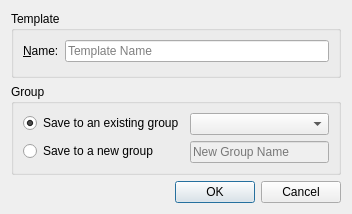
Qt form src/tiled/newtemplatedialog.ui (mapeditor/tiled) before a commit.
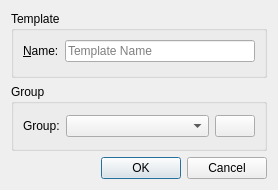
The same form after that commit. Icons and pictures are not drawn.

Commit message: Allow creating a new group while saving a template

Patch:
```diff
--- a/src/tiled/newtemplatedialog.ui
+++ b/src/tiled/newtemplatedialog.ui
@@ -6,8 +6,8 @@
    <rect>
     <x>0</x>
     <y>0</y>
-    <width>352</width>
-    <height>214</height>
+    <width>278</width>
+    <height>190</height>
    </rect>
   </property>
   <property name="windowTitle">
@@ -48,53 +48,44 @@
      <property name="title">
       <string>Group</string>
      </property>
-     <layout class="QFormLayout" name="formLayout">
-      <item row="0" column="0">
-       <widget class="QRadioButton" name="ExistingGroupRadioButton">
+     <layout class="QHBoxLayout" name="horizontalLayout">
+      <item>
+       <widget class="QLabel" name="groupLable">
         <property name="text">
-         <string>Save to an existing group</string>
-        </property>
-        <property name="checked">
-         <bool>true</bool>
+         <string>Group:</string>
         </property>
        </widget>
       </item>
-      <item row="0" column="1">
+      <item>
        <widget class="QComboBox" name="groupsComboBox">
+        <property name="sizePolicy">
+         <sizepolicy hsizetype="Expanding" vsizetype="Fixed">
+          <horstretch>0</horstretch>
+          <verstretch>0</verstretch>
+         </sizepolicy>
+        </property>
         <property name="modelColumn">
          <number>0</number>
         </property>
        </widget>
       </item>
-      <item row="1" column="0">
-       <widget class="QRadioButton" name="newGroupRadioButton">
-        <property name="enabled">
-         <bool>true</bool>
+      <item>
+       <widget class="QPushButton" name="createGroupButton">
+        <property name="sizePolicy">
+         <sizepolicy hsizetype="Fixed" vsizetype="Fixed">
+          <horstretch>0</horstretch>
+          <verstretch>0</verstretch>
+         </sizepolicy>
+        </property>
+        <property name="toolTip">
+         <string>Create new group</string>
         </property>
         <property name="text">
-         <string>Save to a new group</string>
+         <string/>
         </property>
-        <property name="checkable">
-         <bool>true</bool>
-        </property>
-        <property name="checked">
-         <bool>false</bool>
-        </property>
-       </widget>
-      </item>
-      <item row="1" column="1">
-       <widget class="QLineEdit" name="groupName">
-        <property name="enabled">
-         <bool>false</bool>
-        </property>
-        <property name="readOnly">
-         <bool>false</bool>
-        </property>
-        <property name="placeholderText">
-         <string>New Group Name</string>
-        </property>
-        <property name="clearButtonEnabled">
-         <bool>false</bool>
+        <property name="icon">
+         <iconset resource="tiled.qrc">
+          <normaloff>:/images/24x24/document-new.png</normaloff>:/images/24x24/document-new.png</iconset>
         </property>
        </widget>
       </item>
```
Left out of the diff: 13 changed lines with no effect on the pictures. The commit also changes 6 other files.
